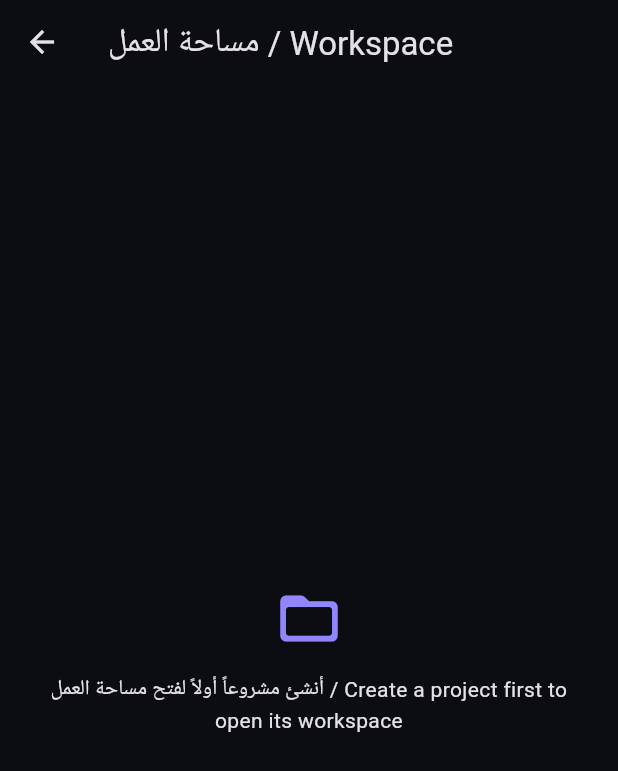
After one commit to alisrm73/QX-Project, a Flutter app: the WorkspacePage screen opened directly, on a phone screen of 412 x 824 dp. The commit adds this screen. Shown: the top 771 px of the screen. Run offline on Flutter 3.47's test engine with Material 3 defaults, Android fonts, the phone set to English and light mode, and no system bars.

Commit message:
feat: add local project workspace explorer foundation

```diff
--- /dev/null
+++ b/lib/screens/workspace_page.dart
@@ -0,0 +1,231 @@
+import 'package:flutter/material.dart';
+
+import '../models/qx_project.dart';
+import '../services/project_store.dart';
+import '../services/workspace_store.dart';
+
+class WorkspacePage extends StatefulWidget {
+  const WorkspacePage({
+    super.key,
+    this.projectStore,
+    this.workspaceStore,
+  });
+
+  final ProjectStore? projectStore;
+  final WorkspaceStore? workspaceStore;
+
+  @override
+  State<WorkspacePage> createState() => _WorkspacePageState();
+}
+
+class _WorkspacePageState extends State<WorkspacePage> {
+  late Future<List<QxProject>> _projectsFuture;
+
+  ProjectStore get _projects => widget.projectStore ?? ProjectStore();
+  WorkspaceStore get _workspace => widget.workspaceStore ?? WorkspaceStore();
+
+  @override
+  void initState() {
+    super.initState();
+    _projectsFuture = _projects.getProjects();
+  }
+
+  Future<void> _reload() async {
+    setState(() => _projectsFuture = _projects.getProjects());
+    await _projectsFuture;
+  }
+
+  @override
+  Widget build(BuildContext context) => Scaffold(
+        appBar: AppBar(
+          title: const Text('مساحة العمل / Workspace'),
+          backgroundColor: const Color(0xFF0B0D13),
+        ),
+        backgroundColor: const Color(0xFF0B0D13),
+        body: FutureBuilder<List<QxProject>>(
+          future: _projectsFuture,
+          builder: (context, snapshot) {
+            if (snapshot.connectionState == ConnectionState.waiting) {
+              return const Center(child: CircularProgressIndicator());
+            }
+            if (snapshot.hasError) {
+              return _WorkspaceMessage(
+                icon: Icons.error_outline_rounded,
+                message: 'تعذّر تحميل المشاريع / Could not load projects',
+                action: () => _reload(),
+              );
+            }
+            final projects = snapshot.data ?? const <QxProject>[];
+            if (projects.isEmpty) {
+              return const _WorkspaceMessage(
+                icon: Icons.folder_open_rounded,
+                message: 'أنشئ مشروعاً أولاً لفتح مساحة العمل / Create a project first to open its workspace',
+              );
+            }
+            return RefreshIndicator(
+              onRefresh: _reload,
+              child: ListView(
+                padding: const EdgeInsets.all(16),
+                children: [
+                  const Text(
+                    'اختر مشروعاً للعمل عليه / Choose a project to work on',
+                    style: TextStyle(fontSize: 16, fontWeight: FontWeight.w800),
+                  ),
+                  const SizedBox(height: 14),
+                  for (final project in projects)
+                    Card(
+                      color: const Color(0xFF151923),
+                      child: ListTile(
+                        leading: const Icon(
+                          Icons.folder_copy_rounded,
+                          color: Color(0xFF9286FF),
+                        ),
+                        title: Text(project.name),
+                        subtitle: Text(project.type),
+                        trailing: const Icon(Icons.chevron_left_rounded),
+                        onTap: () => Navigator.of(context).push(
+                          MaterialPageRoute<void>(
+                            builder: (_) => ProjectWorkspacePage(
+                              project: project,
+                              store: _workspace,
+                            ),
+                          ),
+                        ),
+                      ),
+                    ),
+                ],
+              ),
+            );
+          },
+        ),
+      );
+}
+
+class ProjectWorkspacePage extends StatefulWidget {
+  const ProjectWorkspacePage({
+    super.key,
+    required this.project,
+    required this.store,
+  });
+
+  final QxProject project;
+  final WorkspaceStore store;
+
+  @override
+  State<ProjectWorkspacePage> createState() => _ProjectWorkspacePageState();
+}
+
+class _ProjectWorkspacePageState extends State<ProjectWorkspacePage> {
+  late Future<List<WorkspaceEntry>> _entriesFuture;
+
+  @override
+  void initState() {
+    super.initState();
+    _entriesFuture = widget.store.listEntries(widget.project);
+  }
+
+  Future<void> _reload() async {
+    setState(() => _entriesFuture = widget.store.listEntries(widget.project));
+    await _entriesFuture;
+  }
+
+  @override
+  Widget build(BuildContext context) => Scaffold(
+        appBar: AppBar(
+          title: Text(widget.project.name),
+          backgroundColor: const Color(0xFF0B0D13),
+        ),
+        backgroundColor: const Color(0xFF0B0D13),
+        body: FutureBuilder<List<WorkspaceEntry>>(
+          future: _entriesFuture,
+          builder: (context, snapshot) {
+            if (snapshot.connectionState == ConnectionState.waiting) {
+              return const Center(child: CircularProgressIndicator());
+            }
+            if (snapshot.hasError) {
+              return _WorkspaceMessage(
+                icon: Icons.error_outline_rounded,
+                message: 'تعذّر تحميل ملفات المشروع / Could not load project files',
+                action: () => _reload(),
+              );
+            }
+            final entries = snapshot.data ?? const <WorkspaceEntry>[];
+            if (entries.isEmpty) {
+              return const _WorkspaceMessage(
+                icon: Icons.folder_open_rounded,
+                message: 'مساحة العمل جاهزة، ولا توجد ملفات بعد / Workspace is ready. No files yet',
+                detail: 'سيظهر مستكشف الملفات هنا عند إضافة الملفات والمجلدات',
+              );
+            }
+            return RefreshIndicator(
+              onRefresh: _reload,
+              child: ListView.builder(
+                padding: const EdgeInsets.all(16),
+                itemCount: entries.length,
+                itemBuilder: (context, index) {
+                  final entry = entries[index];
+                  return ListTile(
+                    leading: Icon(
+                      entry.isDirectory
+                          ? Icons.folder_rounded
+                          : Icons.insert_drive_file_outlined,
+                      color: const Color(0xFF9286FF),
+                    ),
+                    title: Text(entry.name),
+                    subtitle: Text(
+                      entry.isDirectory
+                          ? 'مجلد / Folder'
+                          : '${entry.size} bytes',
+                    ),
+                  );
+                },
+              ),
+            );
+          },
+        ),
+      );
+}
+
+class _WorkspaceMessage extends StatelessWidget {
+  const _WorkspaceMessage({
+    required this.icon,
+    required this.message,
+    this.detail,
+    this.action,
+  });
+
+  final IconData icon;
+  final String message;
+  final String? detail;
+  final VoidCallback? action;
+
+  @override
+  Widget build(BuildContext context) => Center(
+        child: Padding(
+          padding: const EdgeInsets.all(28),
+          child: Column(
+            mainAxisSize: MainAxisSize.min,
+            children: [
+              Icon(icon, size: 46, color: const Color(0xFF9286FF)),
+              const SizedBox(height: 14),
+              Text(message, textAlign: TextAlign.center),
+              if (detail != null) ...[
+                const SizedBox(height: 8),
+                Text(
+                  detail!,
+                  textAlign: TextAlign.center,
+                  style: const TextStyle(color: Color(0xFF969BAD)),
+                ),
+              ],
+              if (action != null) ...[
+                const SizedBox(height: 14),
+                FilledButton.tonal(
+                  onPressed: action,
+                  child: const Text('إعادة المحاولة / Retry'),
+                ),
+              ],
+            ],
+          ),
+        ),
+      );
+}
--- /dev/null
+++ b/lib/services/workspace_store.dart
@@ -0,0 +1,71 @@
+import 'dart:io';
+
+import 'package:path_provider/path_provider.dart';
+
+import '../models/qx_project.dart';
+
+class WorkspaceEntry {
+  const WorkspaceEntry({
+    required this.name,
+    required this.relativePath,
+    required this.isDirectory,
+    required this.size,
+  });
+
+  final String name;
+  final String relativePath;
+  final bool isDirectory;
+  final int size;
+}
+
+class WorkspaceStore {
+  WorkspaceStore({Future<Directory> Function()? directoryProvider})
+      : _directoryProvider =
+            directoryProvider ?? getApplicationDocumentsDirectory;
+
+  final Future<Directory> Function() _directoryProvider;
+
+  Future<Directory> ensureWorkspace(QxProject project) async {
+    if (!RegExp(r'^[A-Za-z0-9_-]+$').hasMatch(project.id)) {
+      throw ArgumentError.value(project.id, 'project.id', 'Invalid project id.');
+    }
+    final base = await _directoryProvider();
+    final workspace = Directory(
+      '${base.path}/qx_workspaces/${project.id}',
+    );
+    if (!await workspace.exists()) {
+      await workspace.create(recursive: true);
+    }
+    return workspace;
+  }
+
+  Future<List<WorkspaceEntry>> listEntries(QxProject project) async {
+    final workspace = await ensureWorkspace(project);
+    final entries = <WorkspaceEntry>[];
+    await for (final entity in workspace.list(followLinks: false)) {
+      final type = await FileSystemEntity.type(entity.path, followLinks: false);
+      if (type != FileSystemEntityType.file &&
+          type != FileSystemEntityType.directory) {
+        continue;
+      }
+      final name = entity.uri.pathSegments.where((part) => part.isNotEmpty).last;
+      final isDirectory = type == FileSystemEntityType.directory;
+      final size = isDirectory ? 0 : await File(entity.path).length();
+      entries.add(
+        WorkspaceEntry(
+          name: name,
+          relativePath: name,
+          isDirectory: isDirectory,
+          size: size,
+        ),
+      );
+    }
+    entries.sort((a, b) {
+      if (a.isDirectory != b.isDirectory) {
+        return a.isDirectory ? -1 : 1;
+      }
+      return a.name.toLowerCase().compareTo(b.name.toLowerCase());
+    });
+    return entries;
+  }
+}
```
Also changed, not shown: lib/main.dart (+8 -1 lines), 2 other files.
